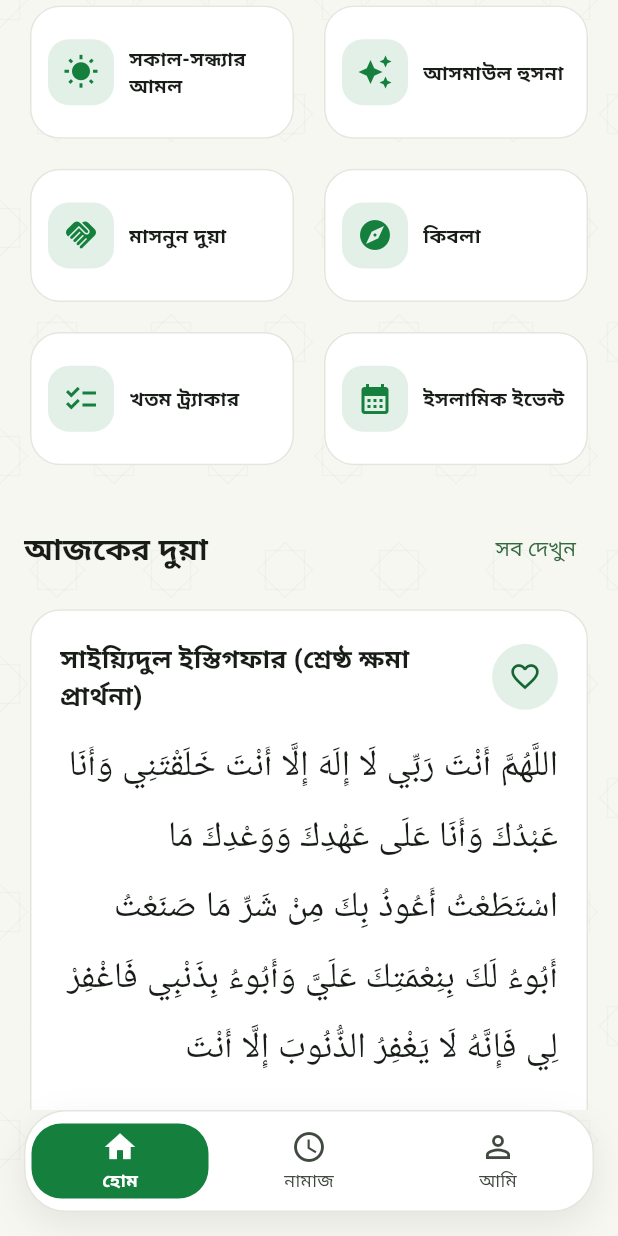
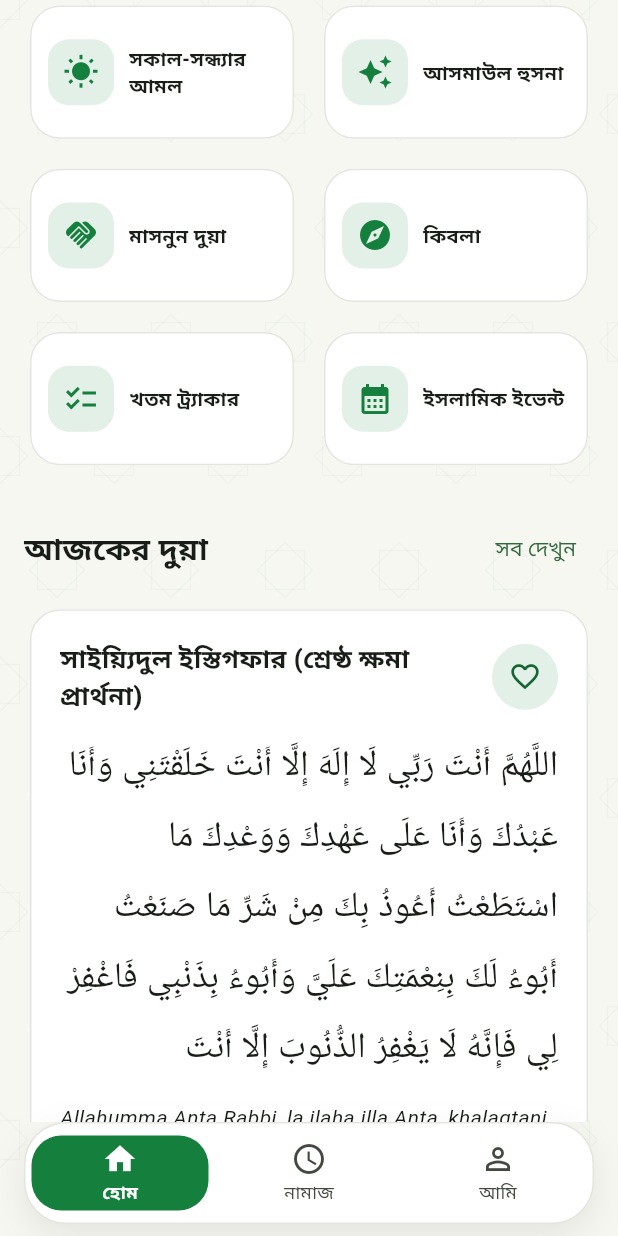
Before and after one commit to errordrive/quran-masmun-amol, a Flutter app: the screen it shows after launch, scrolled down 576 dp, on a phone screen of 412 x 824 dp. Run offline on Flutter 3.47's test engine with Material 3 defaults, Android fonts, the phone set to English and light mode, and no system bars; our stand-ins replace flutter_compass, flutter_local_notifications, just_audio, shared_preferences, timezone; missing offline and left inert: home_widget; statements that could not run were skipped.

Commit message:
upload: lib/widgets/common.dart

```diff
--- a/lib/widgets/common.dart
+++ b/lib/widgets/common.dart
@@ -6,8 +6,10 @@ import 'package:flutter/material.dart';
 import 'package:flutter/services.dart';
 import '../data/cities.dart';
 import '../services/app_state.dart';
+import '../services/azan_service.dart';
 import '../services/navigation.dart';
 import '../services/strings.dart';
+import '../services/widget_service.dart';
 import '../theme.dart';
 
 // ---------------- Subtle geometric texture ----------------
@@ -294,7 +296,9 @@ class MainNavBar extends StatelessWidget {
       valueListenable: currentTab,
       builder: (context, index, _) {
         return Padding(
-          padding: const EdgeInsets.fromLTRB(16, 0, 16, 16),
+          // Tight to the bottom edge so the pill reads as floating;
+          // the system gesture area below it is the only gap left.
+          padding: const EdgeInsets.fromLTRB(16, 0, 16, 8),
           child: Container(
             height: 68,
             decoration: BoxDecoration(
@@ -641,6 +645,9 @@ Future<void> showLocationPicker(BuildContext context) async {
                                     : null,
                                 onTap: () {
                                   state.setCity(c.name);
+                                  // City drives prayer times, azan and widget.
+                                  AzanService.scheduleAll();
+                                  HomeWidgetService.update();
                                   Navigator.of(sheetContext).pop();
                                   ScaffoldMessenger.of(context).showSnackBar(
                                     SnackBar(
```
